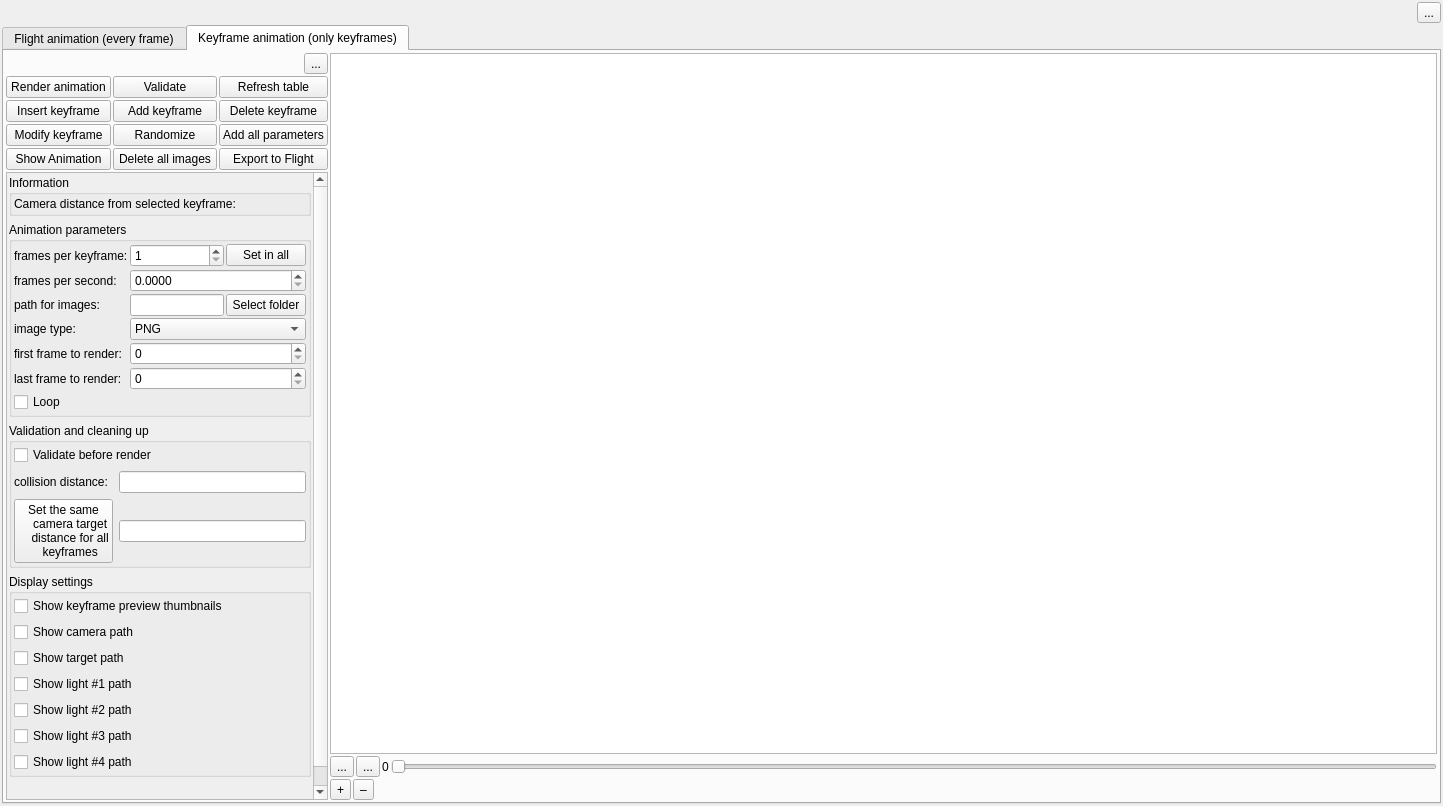
Qt form mandelbulber2/qt/dock_animation.ui (buddhi1980/mandelbulber2) before a commit.
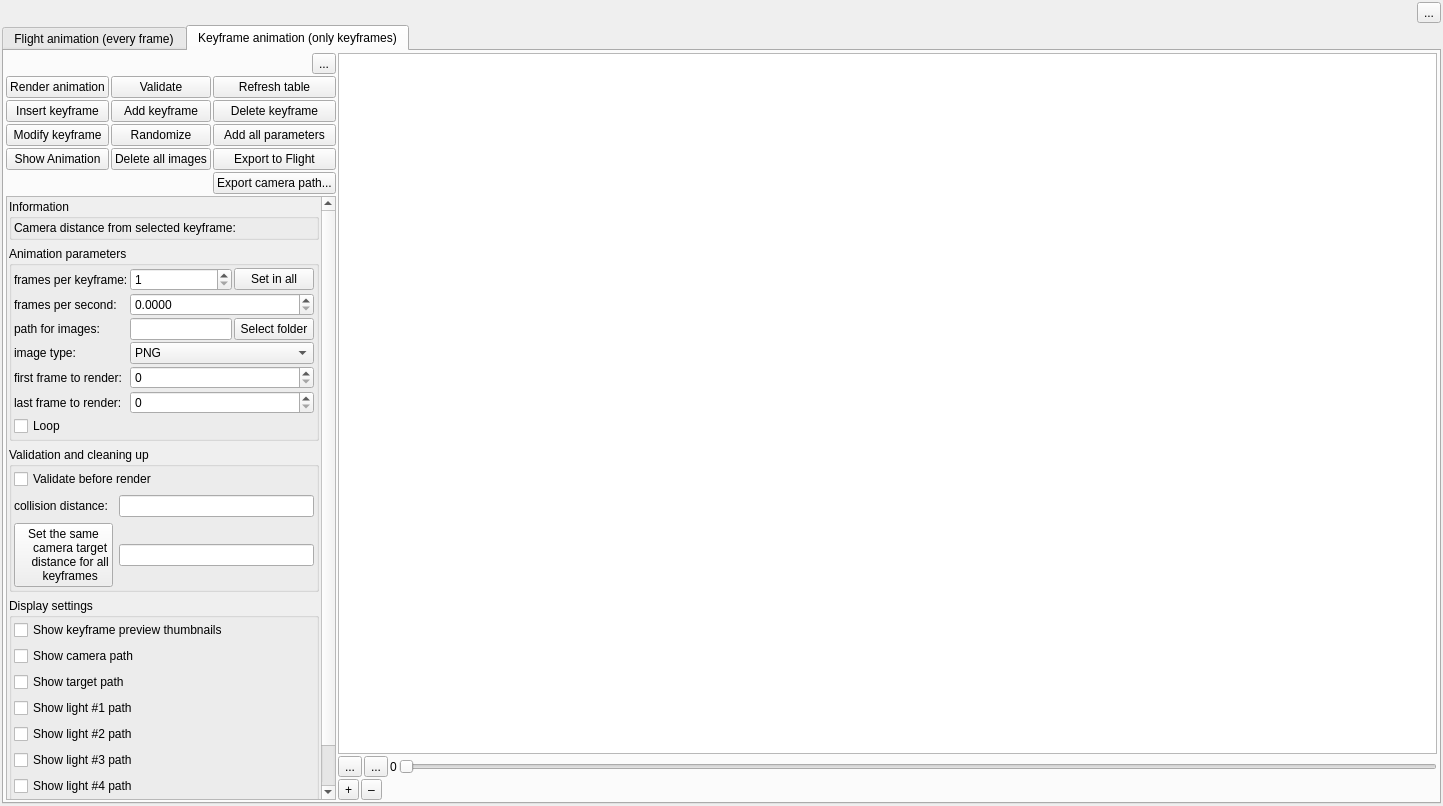
The same form after that commit. Icons and pictures are not drawn. Custom widgets are drawn as their Qt base class.

Commit message: feat: export the keyframe camera path to Nuke .chan or CSV (#575)

```diff
--- a/mandelbulber2/qt/dock_animation.ui
+++ b/mandelbulber2/qt/dock_animation.ui
@@ -986,6 +986,22 @@
                  </property>
                 </widget>
                </item>
+               <item row="4" column="3">
+                <widget class="QPushButton" name="pushButton_export_camera_path">
+                 <property name="sizePolicy">
+                  <sizepolicy hsizetype="Minimum" vsizetype="Maximum">
+                   <horstretch>0</horstretch>
+                   <verstretch>0</verstretch>
+                  </sizepolicy>
+                 </property>
+                 <property name="toolTip">
+                  <string>&lt;html&gt;&lt;head/&gt;&lt;body&gt;&lt;p&gt;Export the interpolated camera of every animation frame (position, yaw/pitch/roll rotation and vertical field of view) to a Nuke .chan file or a CSV file, for matching the camera in compositing or 3D software.&lt;/p&gt;&lt;p&gt;The CSV file header describes the coordinate system and the rotation order.&lt;/p&gt;&lt;/body&gt;&lt;/html&gt;</string>
+                 </property>
+                 <property name="text">
+                  <string>Export camera path...</string>
+                 </property>
+                </widget>
+               </item>
                <item row="3" column="2">
                 <widget class="QPushButton" name="pushButton_delete_all_keyframe_images">
                  <property name="sizePolicy">
```
Left out of the diff: 1 changed line with no effect on the pictures. The commit also changes 6 other files.
